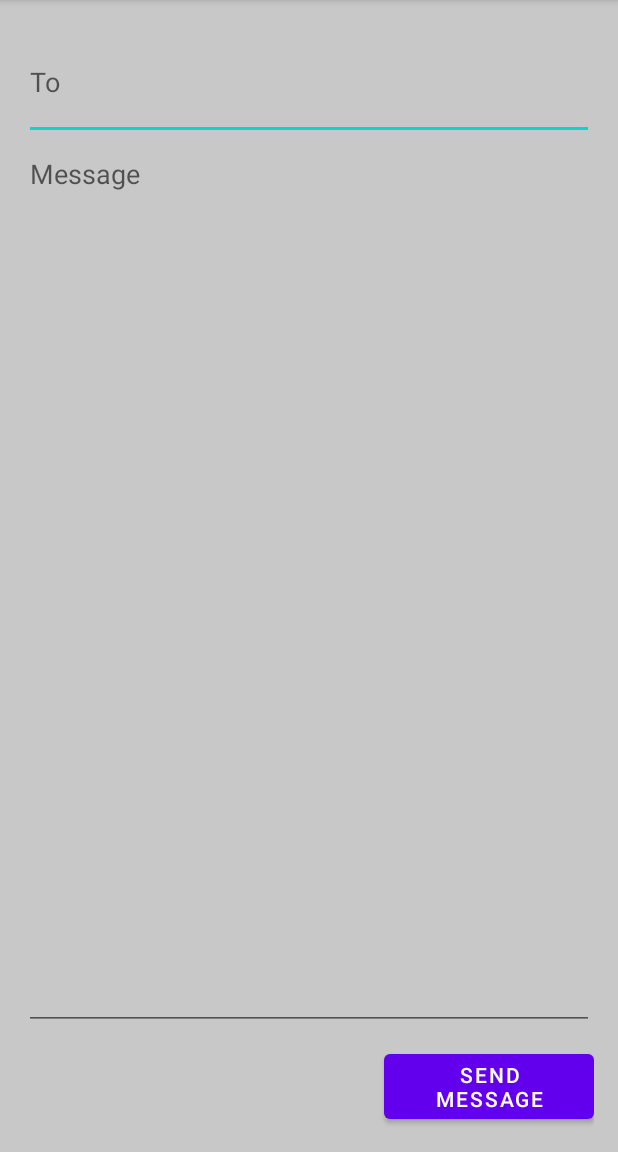
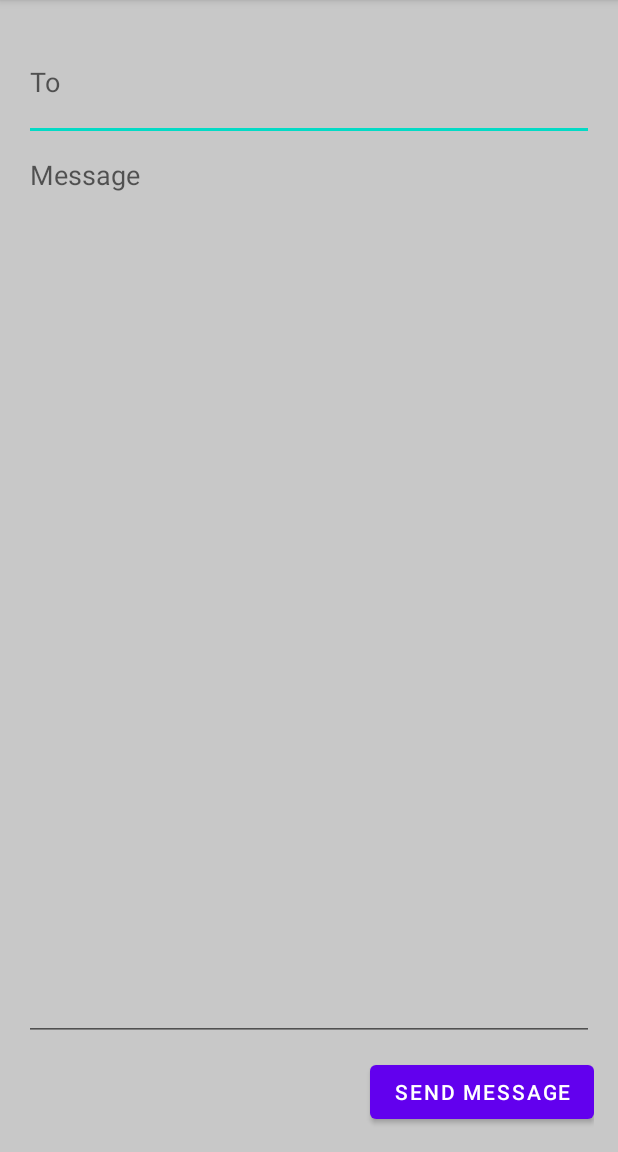
Before and after one commit to JonGracias/CH5_Various_app_prototypes, an Android app: the screen it shows after launch (CreateMessageActivity), after a tap on "SEND MESSAGE", on a phone screen of 412 x 824 dp, the part 84-1236 px from its top. Run offline under Robolectric (Android 15) with nearby library versions, the phone set to English and light mode, and no system bars.

Commit message:
Last Commit

```diff
--- a/app/src/main/java/com/hfad/mymessanger/CreateMessageActivity.java
+++ b/app/src/main/java/com/hfad/mymessanger/CreateMessageActivity.java
@@ -2,10 +2,12 @@ package com.hfad.mymessanger;
 
 import androidx.appcompat.app.AppCompatActivity;
 
+import android.content.Context;
 import android.content.Intent;
 import android.os.Bundle;
 import android.view.View;
 import android.widget.EditText;
+import android.widget.Toast;
 
 public class CreateMessageActivity extends AppCompatActivity {
 
@@ -13,9 +15,24 @@ public class CreateMessageActivity extends AppCompatActivity {
     protected void onCreate(Bundle savedInstanceState) {
         super.onCreate(savedInstanceState);
         setContentView(R.layout.activity_create_message);
+
+        Context context = getApplicationContext();
+        CharSequence text = "Messenger Started";
+        int duration = Toast.LENGTH_SHORT;
+
+        Toast toast = Toast.makeText(context, text, duration);
+        toast.show();
     }
 
     public void onSendMessage(View view){
+        Context context = getApplicationContext();
+        CharSequence text = "Sending Message";
+        int duration = Toast.LENGTH_SHORT;
+
+        Toast toast = Toast.makeText(context, text, duration);
+        toast.show();
+
+
         EditText messageView = findViewById(R.id.message);
         String messageText = messageView.getText().toString();
         //Intent intent = new Intent(this, ReceiveMessageActivity.class);
--- a/app/src/main/res/layout/activity_create_message.xml
+++ b/app/src/main/res/layout/activity_create_message.xml
@@ -10,6 +10,8 @@
     tools:context=".CreateMessageActivity">
 
     <EditText
+        android:id="@+id/to"
+        android:inputType="phone|textPersonName"
         android:layout_width="match_parent"
         android:layout_height="12dp"
         android:layout_weight="1"
@@ -29,7 +31,7 @@
         android:id="@+id/send"
         android:layout_width="wrap_content"
         android:layout_height="wrap_content"
-        android:layout_marginStart="240dp"
+        android:layout_gravity="end"
         android:onClick="onSendMessage"
         android:text="@string/send" />
 
```
